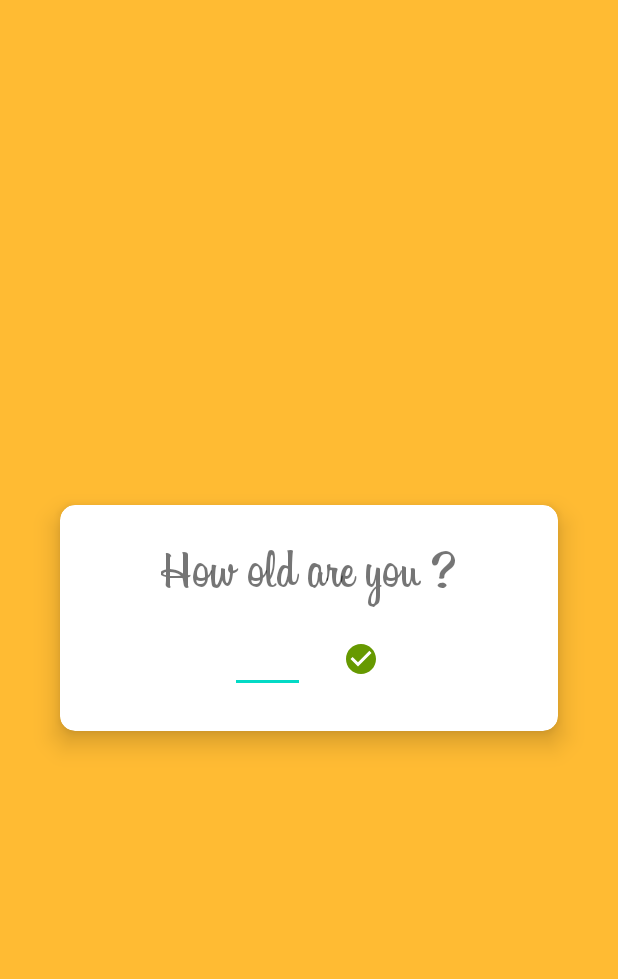
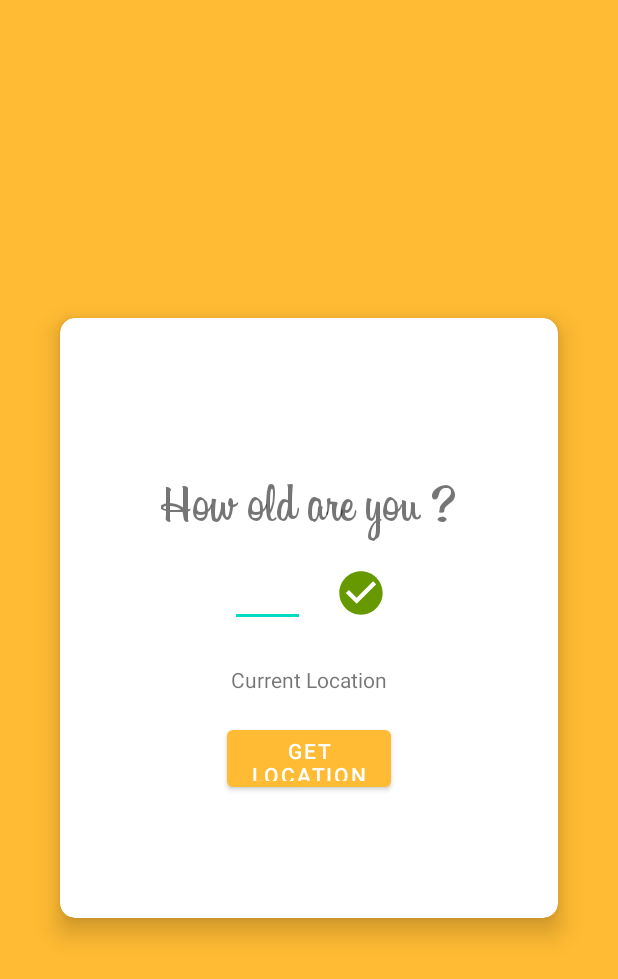
Before and after one commit to Aryan2601/_Gratitude_, an Android app: the SetupActivity screen opened directly, with no data from a screen before it, on a phone screen of 412 x 824 dp. Shown: the top 979 px of the screen. Run offline under Robolectric (Android 15) with nearby library versions, the phone set to English and light mode, and no system bars; our stand-ins replace Firebase (no records; nobody signed in at launch, a user with empty details on screens opened directly).

Commit message:
Added Location Access of user and Locating user

```diff
--- a/app/src/main/java/amhacks/gratitude/Activity/SetupActivity.java
+++ b/app/src/main/java/amhacks/gratitude/Activity/SetupActivity.java
@@ -4,9 +4,19 @@ import androidx.annotation.NonNull;
 import androidx.annotation.Nullable;
 import androidx.appcompat.app.AppCompatActivity;
 import androidx.appcompat.app.AppCompatDelegate;
+import androidx.core.app.ActivityCompat;
+import androidx.core.content.ContextCompat;
 
+import android.Manifest;
+import android.annotation.SuppressLint;
 import android.app.ProgressDialog;
 import android.content.Intent;
+import android.content.pm.PackageManager;
+import android.location.Address;
+import android.location.Geocoder;
+import android.location.Location;
+import android.location.LocationListener;
+import android.location.LocationManager;
 import android.media.Image;
 import android.net.Uri;
 import android.os.Bundle;
@@ -37,10 +47,12 @@ import com.google.firebase.storage.StorageReference;
 import com.google.firebase.storage.UploadTask;
 
 import java.util.HashMap;
+import java.util.List;
+import java.util.Locale;
 
 import amhacks.gratitude.R;
 
-public class SetupActivity extends AppCompatActivity {
+public class SetupActivity extends AppCompatActivity implements LocationListener {
 
     private LinearLayout AgeLLT, BasicLLT;
     private EditText AgeET, FullNameET, PhoneET;
@@ -53,12 +65,27 @@ public class SetupActivity extends AppCompatActivity {
     private Uri imageUri;
     private StorageReference profileStoreRef;
 
+    Button button_location;
+    TextView textView_location;
+    LocationManager locationManager;
+
     @Override
     protected void onCreate(Bundle savedInstanceState) {
         super.onCreate(savedInstanceState);
         AppCompatDelegate.setDefaultNightMode(AppCompatDelegate.MODE_NIGHT_NO);
 
         setContentView(R.layout.activity_setup);
+
+        textView_location = findViewById(R.id.text_location);
+        button_location = findViewById(R.id.location_button);
+
+        button_location.setOnClickListener(new View.OnClickListener() {
+            @Override
+            public void onClick(View v) {
+                getlocation();
+            }
+        });
+
         mAuth = FirebaseAuth.getInstance();
         currentUserID = mAuth.getCurrentUser().getUid().toString();
         System.out.println(currentUserID);
@@ -75,6 +102,13 @@ public class SetupActivity extends AppCompatActivity {
         ProfileImageView = (ImageView) findViewById(R.id.setup_profile_image);
         SaveButton = (Button) findViewById(R.id.setup_save_button);
 
+        if(ContextCompat.checkSelfPermission(SetupActivity.this, Manifest.permission.ACCESS_FINE_LOCATION)
+                != PackageManager.PERMISSION_GRANTED){
+
+            ActivityCompat.requestPermissions(SetupActivity.this,new String[]{
+                    Manifest.permission.ACCESS_FINE_LOCATION
+            },100);
+        }
 
 
 
@@ -103,6 +137,20 @@ public class SetupActivity extends AppCompatActivity {
             }
         });
 
+
+    }
+
+    @SuppressLint("MissingPermission")
+    private void getlocation() {
+
+        try {
+            locationManager = (LocationManager) getApplicationContext().getSystemService(LOCATION_SERVICE);
+            locationManager.requestLocationUpdates(LocationManager.GPS_PROVIDER,5000,5,SetupActivity.this);
+
+        }
+        catch (Exception e){
+            e.printStackTrace();
+        }
 
     }
 
@@ -206,4 +254,41 @@ public class SetupActivity extends AppCompatActivity {
 
         }
     }
+
+
+    @Override
+    public void onLocationChanged(Location location) {
+
+        Toast.makeText(this,""+location.getLatitude()+","+location.getLongitude(),Toast.LENGTH_SHORT).show();
+
+        try {
+            Geocoder gecoder = new Geocoder(SetupActivity.this, Locale.getDefault());
+            List<Address> addresses = gecoder.getFromLocation(location.getLatitude(),location.getLongitude(),1);
+
+            String address = addresses.get(0).getAddressLine(0);
+
+            textView_location.setText(address);
+
+
+        }
+        catch (Exception e){
+            e.printStackTrace();
+        }
+
+    }
+
+    @Override
+    public void onStatusChanged(String provider, int status, Bundle extras) {
+
+    }
+
+    @Override
+    public void onProviderEnabled(String provider) {
+
+    }
+
+    @Override
+    public void onProviderDisabled(String provider) {
+
+    }
 }
--- a/app/src/main/res/layout/activity_setup.xml
+++ b/app/src/main/res/layout/activity_setup.xml
@@ -7,140 +7,151 @@
     tools:context=".Activity.SetupActivity"
     android:background="@drawable/bg1_style"
     >
+
     <androidx.cardview.widget.CardView
         android:layout_width="match_parent"
-        android:layout_height="wrap_content"
+        android:layout_height="400dp"
         android:layout_centerInParent="true"
-        app:cardElevation="10dp"
-        app:cardCornerRadius="10dp"
         android:layout_marginLeft="40dp"
         android:layout_marginRight="40dp"
+        app:cardCornerRadius="10dp"
+        app:cardElevation="10dp"
 
         >
+
         <LinearLayout
             android:layout_width="match_parent"
-            android:layout_height="wrap_content"
-            android:orientation="vertical"
+            android:layout_height="match_parent"
             android:gravity="center"
-            >
+            android:orientation="vertical">
+
             <LinearLayout
                 android:id="@+id/age_llt"
                 android:layout_width="wrap_content"
                 android:layout_height="wrap_content"
+                android:gravity="center"
                 android:orientation="vertical"
-            android:padding="25dp"
-            android:gravity="center"
-            >
+                android:padding="25dp">
+
                 <TextView
                     android:layout_width="wrap_content"
                     android:layout_height="wrap_content"
+                    android:fontFamily="@font/billabong"
                     android:text="How old are you ?"
-                android:fontFamily="@font/billabong"
-                android:textSize="35sp"
-                />
+                    android:textSize="35sp" />
+
                 <LinearLayout
                     android:layout_width="wrap_content"
                     android:layout_height="wrap_content"
-                android:orientation="horizontal"
                     android:gravity="center"
-                >
+                    android:orientation="horizontal">
+
                     <EditText
                         android:id="@+id/setup_age_et"
                         android:layout_width="50dp"
                         android:layout_height="wrap_content"
-                    android:inputType="number"
-                    />
+                        android:inputType="number" />
+
                     <ImageView
                         android:id="@+id/age_tick"
                         android:layout_width="wrap_content"
-                    android:layout_height="wrap_content"
-                    android:src="@drawable/tick_icon"
+                        android:layout_height="45dp"
                         android:layout_marginLeft="20dp"
+                        android:backgroundTint="@android:color/holo_green_light"
                         android:padding="5dp"
                         android:scaleType="centerCrop"
-                    android:backgroundTint="@android:color/holo_green_light"
-                    />
+                        android:src="@drawable/tick_icon" />
                 </LinearLayout>
 
             </LinearLayout>
+
             <LinearLayout
                 android:id="@+id/basic_llt"
                 android:layout_width="match_parent"
                 android:layout_height="wrap_content"
+                android:gravity="center"
                 android:orientation="vertical"
                 android:padding="20dp"
-            android:gravity="center"
                 android:visibility="gone"
 
                 >
+
                 <LinearLayout
                     android:id="@+id/setup_photo_llt"
                     android:layout_width="wrap_content"
                     android:layout_height="wrap_content"
-                android:orientation="vertical"
                     android:gravity="center"
-                >
+                    android:orientation="vertical">
+
                     <ImageView
+                        android:id="@+id/setup_profile_image"
                         android:layout_width="180dp"
                         android:layout_height="180dp"
-                android:src="@drawable/profile_picture"
-                android:id="@+id/setup_profile_image"
                         android:backgroundTint="@color/orange"
-                />
+                        android:src="@drawable/profile_picture" />
+
                     <TextView
                         android:layout_width="wrap_content"
                         android:layout_height="wrap_content"
-                android:text="Upload Photo"
-                />
+                        android:text="Upload Photo" />
                 </LinearLayout>
 
                 <EditText
                     android:id="@+id/setup_fullname_et"
                     android:layout_width="match_parent"
                     android:layout_height="50dp"
-                android:hint="Full Name"
+                    android:layout_marginTop="30dp"
+                    android:background="@drawable/edit_text_style"
                     android:drawableLeft="@drawable/person_icon"
                     android:drawablePadding="10dp"
-                android:padding="10dp"
-                android:layout_marginTop="30dp"
-                android:background="@drawable/edit_text_style"
-                />
+                    android:hint="Full Name"
+                    android:padding="10dp" />
 
 
                 <Spinner
                     android:id="@+id/setup_gender_et"
                     android:layout_width="match_parent"
                     android:layout_height="50dp"
-                android:hint="Gender"
-                android:entries="@array/gender_list"
-                android:padding="10dp"
                     android:layout_marginTop="20dp"
                     android:background="@drawable/edit_text_style"
-                />
+                    android:entries="@array/gender_list"
+                    android:hint="Gender"
+                    android:padding="10dp" />
 
                 <EditText
                     android:id="@+id/setup_phone_et"
                     android:layout_width="match_parent"
                     android:layout_height="50dp"
-                android:inputType="phone"
-                android:hint="Phone"
+                    android:layout_marginTop="20dp"
+                    android:background="@drawable/edit_text_style"
                     android:drawableLeft="@drawable/phone_icon"
                     android:drawablePadding="10dp"
-                android:layout_marginTop="20dp"
-                android:padding="10dp"
-                android:background="@drawable/edit_text_style"
-                />
+                    android:hint="Phone"
+                    android:inputType="phone"
+                    android:padding="10dp" />
 
                 <Button
                     android:id="@+id/setup_save_button"
                     android:layout_width="match_parent"
                     android:layout_height="55dp"
                     android:layout_marginTop="20dp"
-                android:text="save profile"
-                />
+                    android:text="save profile" />
 
 
             </LinearLayout>
+
+            <TextView
+                android:id="@+id/text_location"
+                android:layout_width="wrap_content"
+                android:layout_height="37dp"
+                android:text="Current Location" />
+
+            <Button
+                android:id="@+id/location_button"
+                android:layout_width="109dp"
+                android:layout_height="50dp"
+                android:text="Get Location" />
+
 
         </LinearLayout>
 
```
Also changed, not shown: app/src/main/AndroidManifest.xml (+4 -3 lines), 1 other file. Lines whose indentation alone changed are shown as unchanged.
